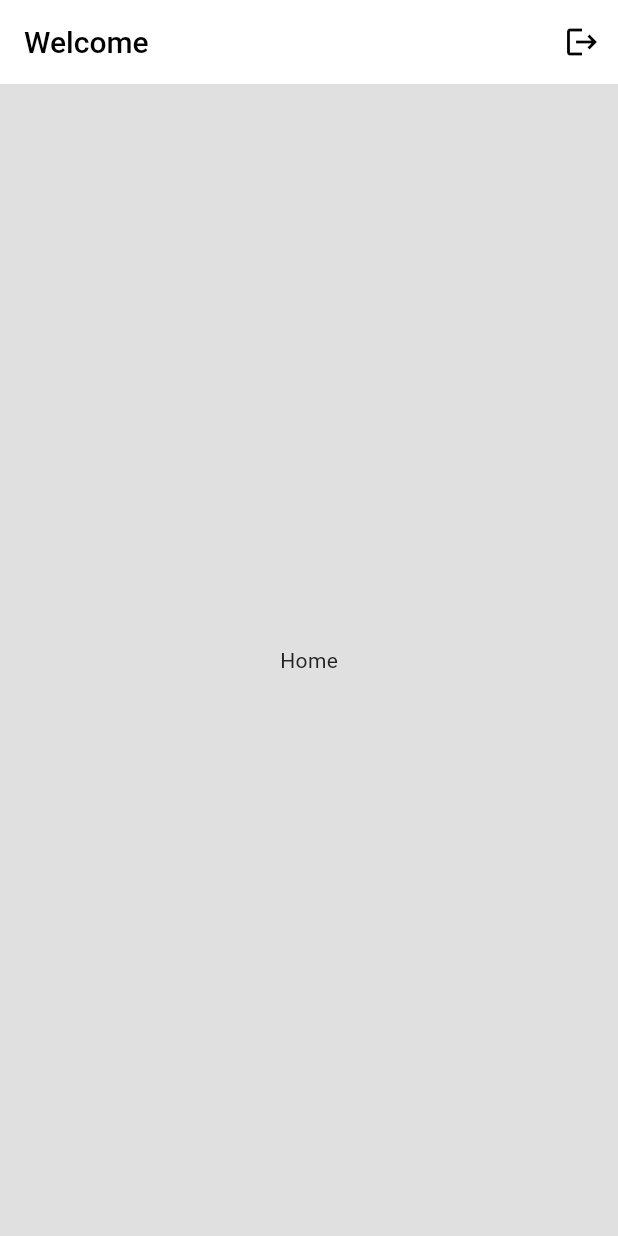
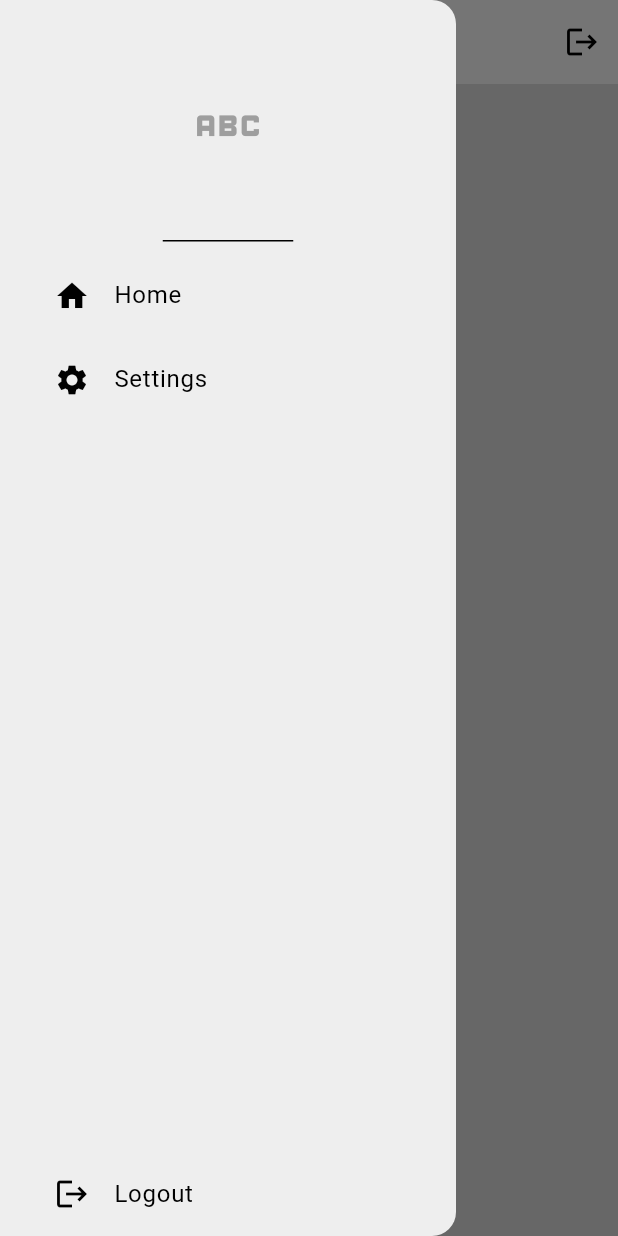
Before and after one commit to nbakh16/chat_app_demo, a Flutter app: the HomeView screen opened by its route, with the side drawer open (before the commit the screen has no drawer), on a phone screen of 412 x 824 dp. Run offline on Flutter 3.47's test engine with Material 3 defaults, Android fonts, the phone set to English and light mode, and no system bars; our stand-ins replace cloud_firestore, firebase_auth, firebase_core, flutter_animate, flutter_screenutil, go_router and 1 more; accounts and stored records are empty.

Commit message:
save and fetch users list

```diff
--- a/lib/core/config/routes.dart
+++ b/lib/core/config/routes.dart
@@ -1,4 +1,4 @@
-import 'package:chat_app_demo/auth/auth_gate.dart';
+import 'package:chat_app_demo/services/auth/auth_gate.dart';
 import 'package:chat_app_demo/view/home_view.dart';
 import 'package:chat_app_demo/view/login_view.dart';
 import 'package:chat_app_demo/view/register_view.dart';
@@ -22,7 +22,7 @@ final appRoutes = GoRouter(
     GoRoute(
       path: '/home',
       name: RouteName.home,
-      builder: (context, state) => const HomeView(),
+      builder: (context, state) => HomeView(),
       // redirect: (context, state) {
       //   if (!isLoggedIn) {
       //     return '/login';
--- a/lib/auth/auth_gate.dart
+++ b/lib/services/auth/auth_gate.dart
@@ -13,7 +13,7 @@ class AuthGate extends StatelessWidget {
         stream: FirebaseAuth.instance.authStateChanges(),
         builder: (context, snapshot) {
           if (snapshot.hasData) {
-            return const HomeView();
+            return HomeView();
           } else {
             return LoginView();
           }
--- /dev/null
+++ b/lib/services/chat/chat_service.dart
@@ -0,0 +1,14 @@
+import 'package:cloud_firestore/cloud_firestore.dart';
+
+class ChatService {
+  final FirebaseFirestore _firestore = FirebaseFirestore.instance;
+
+  Stream<List<Map<String, dynamic>>> getUsersStream() {
+    return _firestore.collection('Users').snapshots().map((event) {
+      return event.docs.map((e) {
+        final user = e.data();
+        return user;
+      }).toList();
+    });
+  }
+}
--- a/lib/view/home_view.dart
+++ b/lib/view/home_view.dart
@@ -1,10 +1,11 @@
+import 'package:chat_app_demo/services/chat/chat_service.dart';
 import 'package:flutter/material.dart';
+import 'package:go_router/go_router.dart';
 import 'package:logger/logger.dart';
-
-import '../auth/auth_service.dart';
+import '../services/auth/auth_service.dart';
 
 class HomeView extends StatelessWidget {
-  const HomeView({super.key});
+  HomeView({super.key});
 
   void logout() async {
     try {
@@ -13,6 +14,9 @@ class HomeView extends StatelessWidget {
       Logger().e('Logout ERROR: $e');
     }
   }
+
+  final ChatService _chat = ChatService();
+  final AuthService _auth = AuthService();
 
   @override
   Widget build(BuildContext context) {
@@ -26,8 +30,76 @@ class HomeView extends StatelessWidget {
           ),
         ],
       ),
-      body: Center(
-        child: Text('Home'),
+      drawer: Drawer(
+        backgroundColor: Theme.of(context).colorScheme.secondary,
+        child: Padding(
+          padding: const EdgeInsets.symmetric(horizontal: 20.0),
+          child: Column(
+            children: [
+              DrawerHeader(
+                child: Icon(
+                  Icons.abc,
+                  color: Theme.of(context).colorScheme.primary,
+                  size: 55,
+                ),
+              ),
+              ListTile(
+                title: const Text('Home'),
+                leading: const Icon(Icons.home),
+                onTap: () {
+                  context.pop();
+                },
+              ),
+              ListTile(
+                title: const Text('Settings'),
+                leading: const Icon(Icons.settings),
+                onTap: () {
+                  context.pop();
+                },
+              ),
+              const Spacer(),
+              ListTile(
+                title: const Text('Logout'),
+                leading: const Icon(Icons.logout),
+                onTap: () {
+                  context.pop();
+                },
+              ),
+            ],
+          ),
+        ),
+      ),
+      body: _getUsersList(),
+    );
+  }
+
+  Widget _getUsersList() {
+    return StreamBuilder(
+        stream: _chat.getUsersStream(),
+        builder: (context, snapshot) {
+          if (snapshot.hasError) {
+            return Text('Error loading user');
+          }
+          if (snapshot.connectionState == ConnectionState.waiting) {
+            return Text('Loading...');
+          }
+
+          print('>>${snapshot.data}');
+          return ListView(
+            children: snapshot.data!
+                .map<Widget>(
+                    (userData) => _buildUserListItem(context, userData))
+                .toList(),
+          );
+        });
+  }
+
+  Widget _buildUserListItem(
+      BuildContext context, Map<String, dynamic> userData) {
+    return ListTile(
+      onTap: () {},
+      title: Text(
+        userData['email'],
       ),
     );
   }
--- a/lib/view/login_view.dart
+++ b/lib/view/login_view.dart
@@ -1,4 +1,4 @@
-import 'package:chat_app_demo/auth/auth_service.dart';
+import 'package:chat_app_demo/services/auth/auth_service.dart';
 import 'package:chat_app_demo/core/config/routes.dart';
 import 'package:chat_app_demo/core/utils/int_extensions.dart';
 import 'package:chat_app_demo/widgets/btn_text.dart';
--- a/lib/view/register_view.dart
+++ b/lib/view/register_view.dart
@@ -7,7 +7,7 @@ import 'package:flutter_animate/flutter_animate.dart';
 import 'package:flutter_screenutil/flutter_screenutil.dart';
 import 'package:go_router/go_router.dart';
 import 'package:logger/logger.dart';
-import '../auth/auth_service.dart';
+import '../services/auth/auth_service.dart';
 import '../widgets/my_text_form_field.dart';
 
 class RegisterView extends StatelessWidget {
--- a/pubspec.yaml
+++ b/pubspec.yaml
@@ -40,6 +40,7 @@ dependencies:
   flutter_animate: ^4.3.0
   firebase_core: ^2.24.2
   firebase_auth: ^4.16.0
+  cloud_firestore: ^4.14.0
   logger: ^2.0.2+1
 
 dev_dependencies:
```
Also changed, not shown: lib/services/auth/auth_service.dart (renamed from lib/auth/auth_service.dart, +16 -0 lines), lib/services/auth/check_login.dart (renamed from lib/auth/check_login.dart), pubspec.lock, 1 other file.
